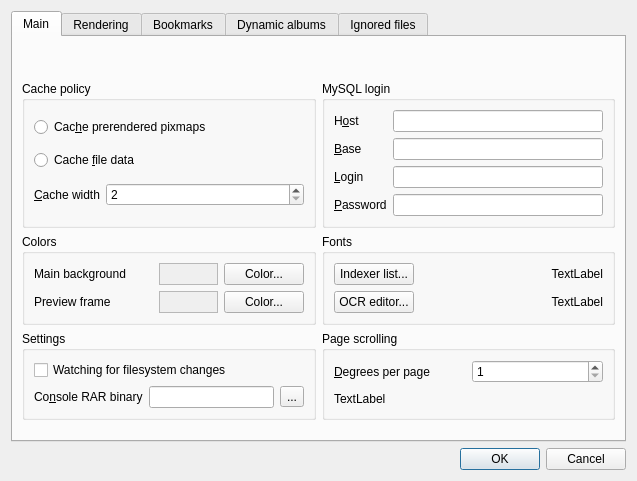
kernel1024/qmanga, file settingsdialog.ui: the form before one commit.
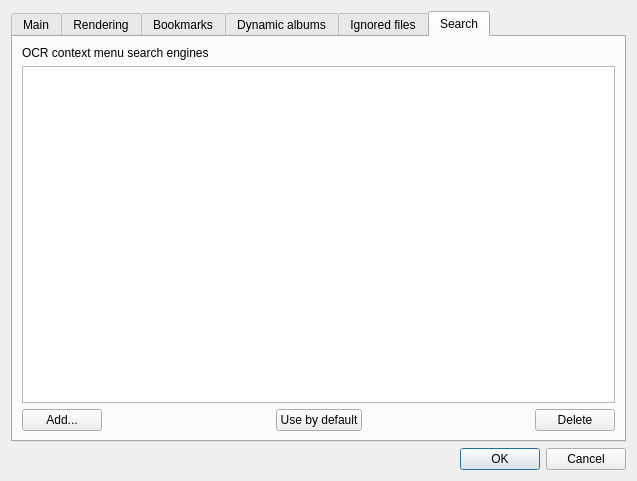
The form after the commit. The open tabs and pages were chosen to show the change.

Commit message: Context menu search entries for OCR editor.

What changed in the file:
```diff
--- a/settingsdialog.ui
+++ b/settingsdialog.ui
@@ -792,6 +792,78 @@
        </item>
       </layout>
      </widget>
+     <widget class="QWidget" name="tab_6">
+      <attribute name="title">
+       <string>Search</string>
+      </attribute>
+      <layout class="QVBoxLayout" name="verticalLayout_12">
+       <item>
+        <widget class="QLabel" name="label_15">
+         <property name="text">
+          <string>OCR context menu search engines</string>
+         </property>
+        </widget>
+       </item>
+       <item>
+        <widget class="QListWidget" name="listSearch">
+         <property name="selectionMode">
+          <enum>QAbstractItemView::ExtendedSelection</enum>
+         </property>
+        </widget>
+       </item>
+       <item>
+        <layout class="QHBoxLayout" name="horizontalLayout_21">
+         <item>
+          <widget class="QPushButton" name="btnAddSearch">
+           <property name="text">
+            <string>Add...</string>
+           </property>
+          </widget>
+         </item>
+         <item>
+          <spacer name="horizontalSpacer_8">
+           <property name="orientation">
+            <enum>Qt::Horizontal</enum>
+           </property>
+           <property name="sizeHint" stdset="0">
+            <size>
+             <width>40</width>
+             <height>20</height>
+            </size>
+           </property>
+          </spacer>
+         </item>
+         <item>
+          <widget class="QPushButton" name="btnDefaultSearch">
+           <property name="text">
+            <string>Use by default</string>
+           </property>
+          </widget>
+         </item>
+         <item>
+          <spacer name="horizontalSpacer_5">
+           <property name="orientation">
+            <enum>Qt::Horizontal</enum>
+           </property>
+           <property name="sizeHint" stdset="0">
+            <size>
+             <width>40</width>
+             <height>20</height>
+            </size>
+           </property>
+          </spacer>
+         </item>
+         <item>
+          <widget class="QPushButton" name="btnDelSearch">
+           <property name="text">
+            <string>Delete</string>
+           </property>
+          </widget>
+         </item>
+        </layout>
+       </item>
+      </layout>
+     </widget>
     </widget>
    </item>
    <item>
```
Left out of the diff: 4 changed lines with no effect on the pictures. The commit also changes 9 other files.
